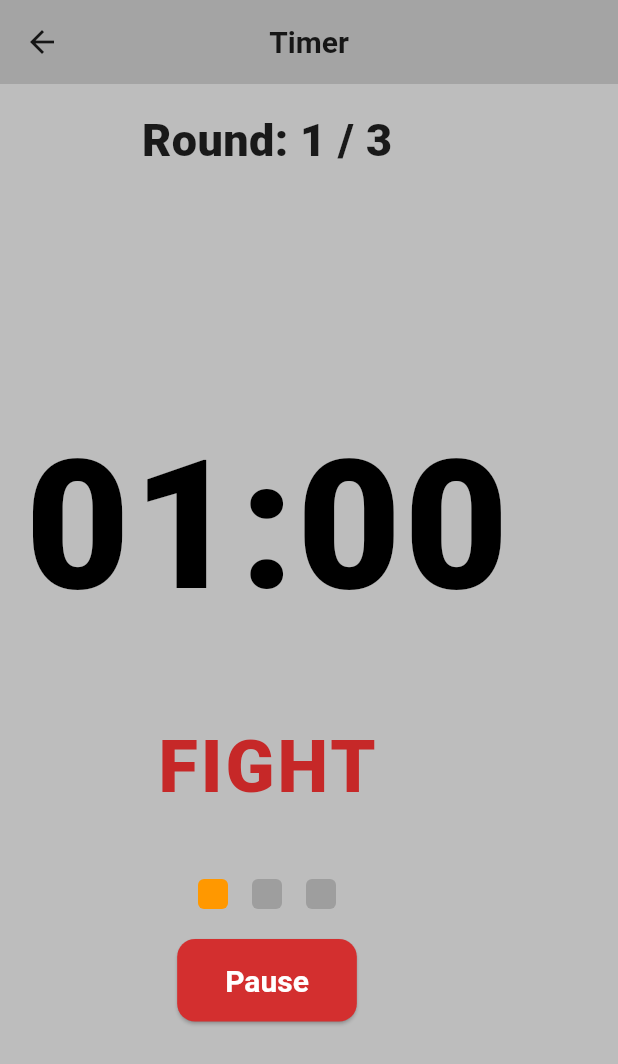
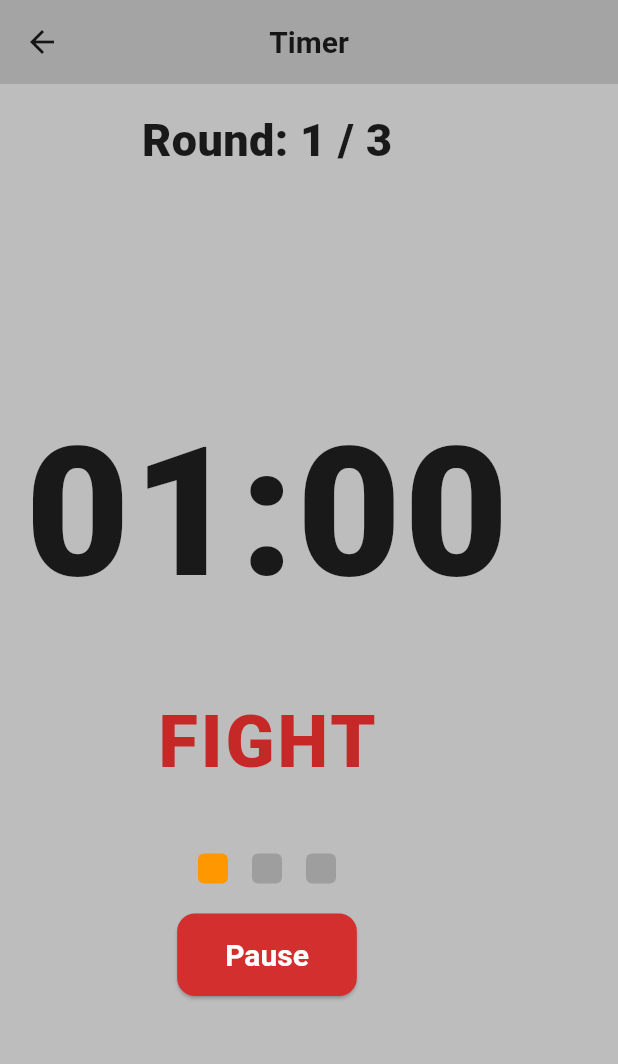
Before and after one commit to qafromla/boxin_app_2.0, a Flutter app: the screen it shows after launch, after a tap on the "remove" icon, after a tap on the "add" icon, after a tap on "START TIMER", on a phone screen of 412 x 824 dp. Shown: the top 1064 px of the screen. Run offline on Flutter 3.47's test engine with Material 3 defaults, Android fonts, the phone set to English and light mode, and no system bars; our stand-ins replace audioplayers, wakelock_plus.

Commit message:
add dark mode

```diff
--- a/lib/screens/setting_screen.dart
+++ b/lib/screens/setting_screen.dart
@@ -1,7 +1,7 @@
 import 'package:flutter/material.dart';
 import 'package:boxing_app/widgets/icon_buttons.dart';
 import 'package:boxing_app/widgets/bottom_button.dart';
-import 'package:boxing_app/screens/timer_sreen.dart';
+import 'package:boxing_app/screens/timer_sreen.dart'; // Import TimerScreen
 import 'package:boxing_app/utilities/sound_player.dart';
 import '../main.dart'; // Import the themeNotifier
 
--- a/lib/screens/timer_sreen.dart
+++ b/lib/screens/timer_sreen.dart
@@ -5,8 +5,6 @@ import 'package:boxing_app/utilities/time_formatter.dart';
 import 'package:boxing_app/widgets/round_progress_bar.dart';
 import 'package:boxing_app/utilities/sound_player.dart';
 import 'package:wakelock_plus/wakelock_plus.dart';
-
-
 
 class TimerScreen extends StatefulWidget {
   final int roundLength;
@@ -33,18 +31,15 @@ class _TimerScreenState extends State<TimerScreen> {
   Timer? timer;
   bool justBeeped = false;
 
-
-
   @override
   void initState() {
     super.initState();
     currentRound = 1;
     timeLeft = widget.roundLength;
-    Future.delayed(Duration(microseconds: 500), () {
+    Future.delayed(Duration(milliseconds: 500), () {
       startTimer();
       WakelockPlus.enable();
     });
-
   }
 
   void startTimer() {
@@ -56,7 +51,6 @@ class _TimerScreenState extends State<TimerScreen> {
 
     timer = Timer.periodic(Duration(seconds: 1), (_) => tick());
   }
-
 
   void tick() {
     if (isPaused) return;
@@ -75,12 +69,6 @@ class _TimerScreenState extends State<TimerScreen> {
     });
   }
 
-
-
-
-
-
-
   void nextRoundOrEnd() {
     if (isResting) {
       isResting = false;
@@ -94,7 +82,6 @@ class _TimerScreenState extends State<TimerScreen> {
     } else {
       isResting = true;
       timeLeft = widget.restTime;
-
     }
   }
 
@@ -105,12 +92,14 @@ class _TimerScreenState extends State<TimerScreen> {
 
     showDialog(
       context: context,
-      builder: (_) => AlertDialog(
+      builder:
+          (_) => AlertDialog(
             title: Text('Workout Complete!'),
             actions: [
               TextButton(
                 child: Text('OK'),
-            onPressed: () => Navigator.popUntil(context, (route) => route.isFirst),
+                onPressed:
+                    () => Navigator.popUntil(context, (route) => route.isFirst),
               ),
             ],
           ),
@@ -146,7 +135,15 @@ class _TimerScreenState extends State<TimerScreen> {
           children: [
             RoundDisplay(current: currentRound, total: widget.rounds),
             SizedBox(height: 150),
-            TimerDisplay(timeLeft: timeLeft, formatTime: formatTime),
+            TimerDisplay(
+              timeLeft: timeLeft,
+              formatTime: formatTime,
+              textStyle: Theme.of(context).textTheme.headlineMedium?.copyWith(
+                fontWeight: FontWeight.w900,
+                fontSize: 120,
+                letterSpacing: 2,
+              ),
+            ),
             SizedBox(height: 40),
             PhaseLabel(isResting: isResting),
             SizedBox(height: 40),
@@ -155,7 +152,7 @@ class _TimerScreenState extends State<TimerScreen> {
               currentRound: currentRound,
             ),
             SizedBox(height: 20),
-            _buildControlButtons()
+            _buildControlButtons(),
           ],
         ),
       ),
@@ -168,9 +165,7 @@ class _TimerScreenState extends State<TimerScreen> {
       foregroundColor: Colors.white,
       padding: const EdgeInsets.symmetric(vertical: 16, horizontal: 32),
       textStyle: const TextStyle(fontSize: 20, fontWeight: FontWeight.bold),
-      shape: RoundedRectangleBorder(
-        borderRadius: BorderRadius.circular(12),
-      ),
+      shape: RoundedRectangleBorder(borderRadius: BorderRadius.circular(12)),
     );
 
     final ButtonStyle continueButtonStyle = mainButtonStyle.copyWith(
@@ -178,7 +173,9 @@ class _TimerScreenState extends State<TimerScreen> {
     );
 
     final ButtonStyle stopButtonStyle = mainButtonStyle.copyWith(
-      backgroundColor: MaterialStateProperty.all(Colors.grey[600]), // darker gray
+      backgroundColor: MaterialStateProperty.all(
+        Colors.grey[600],
+      ), // darker gray
       foregroundColor: MaterialStateProperty.all(Colors.white),
     );
 
@@ -206,29 +203,4 @@ class _TimerScreenState extends State<TimerScreen> {
       );
     }
   }
-
-
-
-// Widget _buildControlButtons() {
-//   if (isPaused) {
-//     return Column(
-//       children: [
-//         ElevatedButton(
-//           onPressed: resumeTimer,
-//           child: Text('Continue'),
-//         ),
-//         SizedBox(height: 10),
-//         ElevatedButton(
-//           onPressed: stopTimer,
-//           child: Text('Stop'),
-//         ),
-//       ],
-//     );
-//   } else {
-//     return ElevatedButton(
-//       onPressed: pauseTimer,
-//       child: Text('Pause'),
-//     );
-//   }
-// }
 }
--- a/lib/widgets/bottom_button.dart
+++ b/lib/widgets/bottom_button.dart
@@ -1,6 +1,3 @@
-import 'package:flutter/material.dart';
-import 'package:boxing_app/widgets/constants.dart';
-
 import 'package:flutter/material.dart';
 import 'package:boxing_app/widgets/constants.dart';
 
--- a/lib/widgets/timer_body.dart
+++ b/lib/widgets/timer_body.dart
@@ -10,11 +10,10 @@ class RoundDisplay extends StatelessWidget {
   Widget build(BuildContext context) {
     return Text(
       'Round: $current / $total',
-      style: TextStyle(fontSize: 30, fontWeight: FontWeight.w800,),
+      style: TextStyle(fontSize: 30, fontWeight: FontWeight.w800),
     );
   }
 }
-
 
 class PhaseLabel extends StatelessWidget {
   final bool isResting;
@@ -38,23 +37,26 @@ class PhaseLabel extends StatelessWidget {
 class TimerDisplay extends StatelessWidget {
   final int timeLeft;
   final String Function(int) formatTime;
+  final TextStyle? textStyle;
 
   const TimerDisplay({
     super.key,
     required this.timeLeft,
     required this.formatTime,
+    this.textStyle,
   });
 
   @override
   Widget build(BuildContext context) {
     return Text(
       formatTime(timeLeft),
-      style: const TextStyle(
-        fontSize: 120,
-        fontWeight: FontWeight.w900,
-        color: Colors.black,
-        letterSpacing: 2,
-      ),
+      style:
+          textStyle ??
+          Theme.of(context).textTheme.headlineMedium?.copyWith(
+            fontSize: 120,
+            fontWeight: FontWeight.w900,
+            letterSpacing: 2,
+          ),
     );
   }
 }
```
Lines whose indentation alone changed are shown as unchanged.
